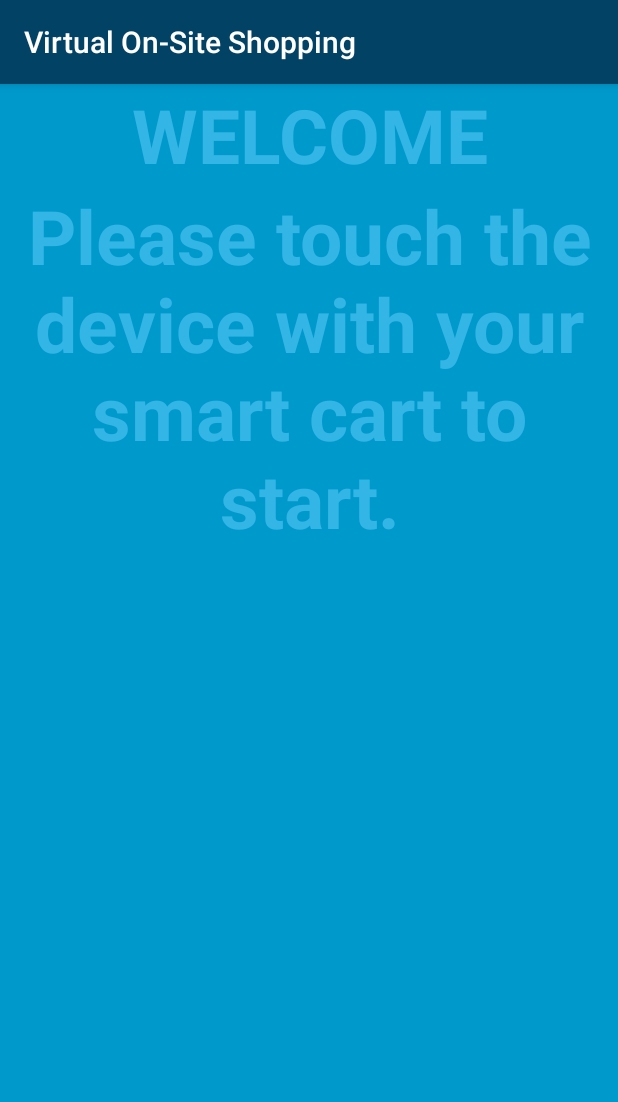
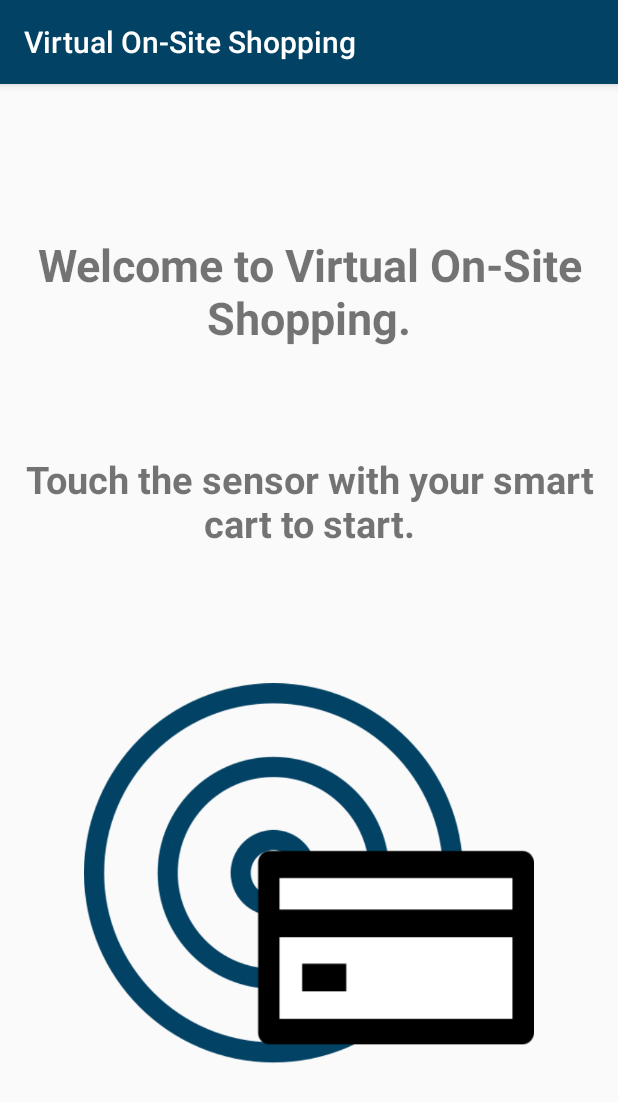
Before and after one commit to Yonjuni/Virtual-On-Site-Shopping, an Android app: the screen it shows after launch (FullscreenActivity), on a phone screen of 412 x 824 dp. Shown: the top 1102 px of the screen. Run offline under Robolectric (Android 15) with nearby library versions, the phone set to English and light mode, and no system bars.

Commit message:
Redesign startpage

```diff
--- a/app/src/main/AndroidManifest.xml
+++ b/app/src/main/AndroidManifest.xml
@@ -23,7 +23,8 @@
         <activity
             android:name=".CategoriesActivity"
             android:configChanges="orientation|keyboardHidden|screenSize"
-            android:label="@string/app_name">
+            android:label="@string/app_name"
+            android:parentActivityName=".FullscreenActivity">
             <intent-filter>
                 <action android:name="android.nfc.action.TAG_DISCOVERED"/>
                 <category android:name="android.intent.category.DEFAULT"/>
--- a/app/src/main/res/layout/activity_fullscreen.xml
+++ b/app/src/main/res/layout/activity_fullscreen.xml
@@ -3,29 +3,33 @@
     android:layout_width="match_parent"
     android:layout_height="match_parent"
     android:orientation="vertical"
-    android:background="#0099cc"
     tools:context="de.pinyto.virtualon_siteshopping.FullscreenActivity">
 
     <TextView
-        android:id="@+id/content"
-        android:gravity="center"
+        android:layout_marginTop="100dp"
         android:layout_width="match_parent"
         android:layout_height="wrap_content"
         android:keepScreenOn="true"
-        android:text="@string/welcome"
-        android:textColor="#33b5e5"
-        android:textSize="50sp"
+        android:gravity="center"
+        android:text="@string/dummy_content_welcome"
+        android:textSize="30sp"
         android:textStyle="bold" />
 
+
     <TextView
-        android:id="@+id/fullscreen_content"
+        android:layout_marginTop="70dp"
         android:layout_width="match_parent"
         android:layout_height="wrap_content"
         android:keepScreenOn="true"
         android:gravity="center"
         android:text="@string/dummy_content"
-        android:textColor="#33b5e5"
-        android:textSize="50sp"
+        android:textSize="25sp"
         android:textStyle="bold" />
 
+    <ImageView
+        android:layout_width="300dp"
+        android:layout_height="wrap_content"
+        android:src="@drawable/sensor"
+        android:layout_gravity="center"/>
+
 </LinearLayout>
--- a/app/src/main/res/values/strings.xml
+++ b/app/src/main/res/values/strings.xml
@@ -1,7 +1,6 @@
 <resources>
     <string name="app_name">Virtual On-Site Shopping</string>
 
-    <string name="welcome">WELCOME</string>
-    <string name="dummy_button">CLOSE</string>
-    <string name="dummy_content">Please touch the device with your smart cart to start.</string>
+    <string name="dummy_content">Touch the sensor with your smart cart to start.</string>
+    <string name="dummy_content_welcome">Welcome to Virtual On-Site Shopping.</string>
 </resources>
```
Also changed, not shown: app/src/main/res/drawable/sensor.png (added).
